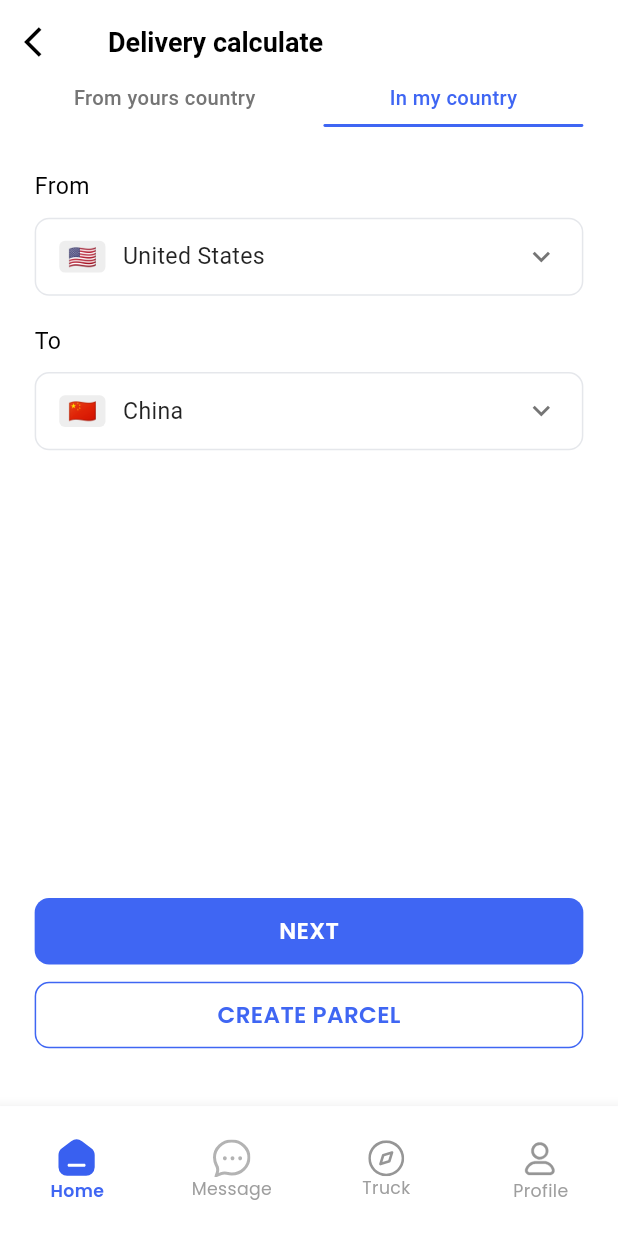
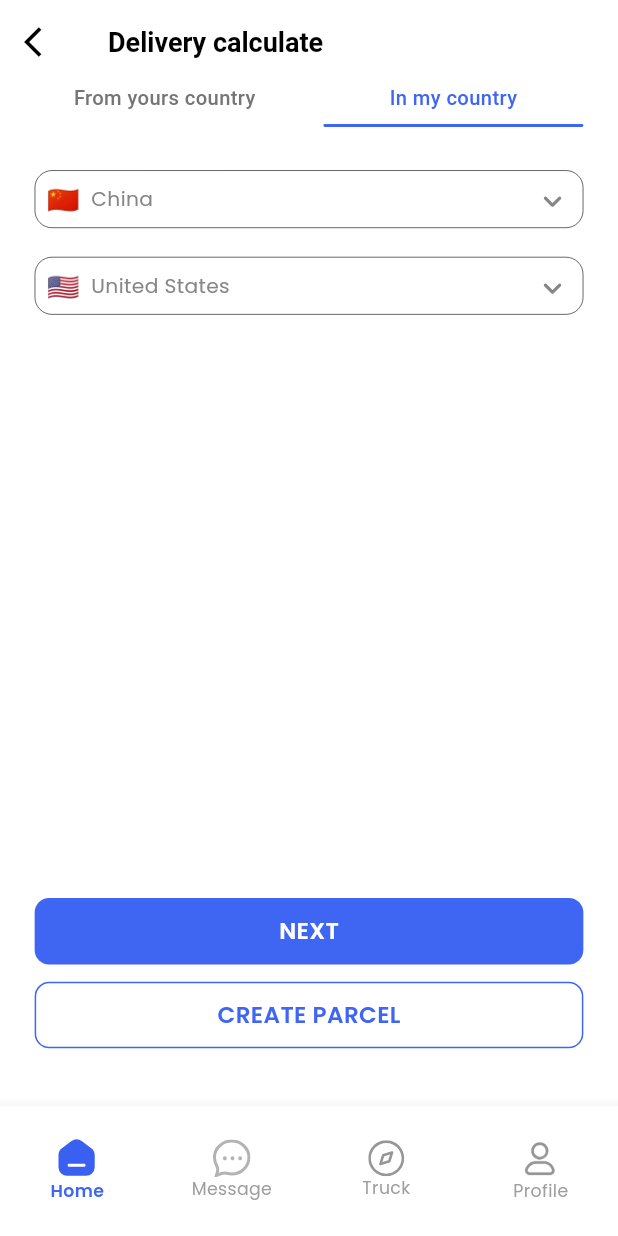
Before and after one commit to jasurbabajanow/yuu-sell-logistic, a Flutter app: the DeliveryCalculatePage screen opened by its route, after a tap on "🇨🇳", on a phone screen of 412 x 824 dp. Run offline on Flutter 3.47's test engine with Material 3 defaults, Android fonts, the phone set to English and light mode, and no system bars; our stand-ins replace country_picker, flutter_svg, go_router, google_fonts, intl_phone_number_input, pinput and 2 more; missing offline and left inert: mobile_scanner.

Commit message:
fixed bugs

```diff
--- a/lib/presentation/screens/calculate/delivery_calculate_page.dart
+++ b/lib/presentation/screens/calculate/delivery_calculate_page.dart
@@ -1,3 +1,4 @@
+import 'package:country_picker/country_picker.dart';
 import 'package:flutter/material.dart';
 import 'package:go_router/go_router.dart';
 import 'package:yuu_sell/core/constants/app_sizes.dart';
@@ -6,6 +7,7 @@ import 'package:yuu_sell/core/theme/app_colors.dart';
 import 'package:yuu_sell/presentation/screens/calculate/components/custom_dropdown.dart';
 import 'package:yuu_sell/presentation/screens/create_parcel/create_parcel_main_page.dart';
 import 'package:yuu_sell/presentation/widgets/custom_button.dart';
+import 'package:yuu_sell/presentation/widgets/custom_country_picker.dart';
 
 class DeliveryCalculatePage extends StatefulWidget {
   const DeliveryCalculatePage({super.key});
@@ -16,6 +18,31 @@ class DeliveryCalculatePage extends StatefulWidget {
 
 class _DeliveryCalculatePageState extends State<DeliveryCalculatePage> {
   int selectedTabIndex = 1; // 0 = From yours country, 1 = In my country
+
+  Country selected1 = Country(
+    phoneCode: "2",
+    countryCode: "CN",
+    e164Sc: 1,
+    geographic: true,
+    level: 1,
+    name: "China",
+    example: "1234567890",
+    displayName: "China",
+    displayNameNoCountryCode: "China",
+    e164Key: "1",
+  );
+  Country selected2 = Country(
+    phoneCode: "1",
+    countryCode: "US",
+    e164Sc: 1,
+    geographic: true,
+    level: 1,
+    name: "United States",
+    example: "1234567890",
+    displayName: "United States",
+    displayNameNoCountryCode: "United States",
+    e164Key: "1",
+  );
 
   // Country/City selections
   String selectedFromCountry = 'United States';
@@ -69,24 +96,16 @@ class _DeliveryCalculatePageState extends State<DeliveryCalculatePage> {
                 children: [
                   if (selectedTabIndex == 1) ...[
                     // In my country - Country selection
-                    CustomDropdown(
-                      label: 'From',
-                      hint: selectedFromCountry,
-                      showFlag: true,
-                      flagEmoji: '🇺🇸',
-                      onTap: () {
-                        // TODO: Show country picker
-                      },
+                    CustomCountryPicker(
+                      flagEmoji: selected1.flagEmoji,
+                      countryName: selected1.name,
+                      onTap: () => _showCountryPicker1(context),
                     ),
                     SizedBox(height: 20 * ratio),
-                    CustomDropdown(
-                      label: 'To',
-                      hint: selectedToCountry,
-                      showFlag: true,
-                      flagEmoji: '🇨🇳',
-                      onTap: () {
-                        // TODO: Show country picker
-                      },
+                    CustomCountryPicker(
+                      flagEmoji: selected2.flagEmoji,
+                      countryName: selected2.name,
+                      onTap: () => _showCountryPicker2(context),
                     ),
                   ] else ...[
                     // From yours country - City selection
@@ -174,4 +193,74 @@ class _DeliveryCalculatePageState extends State<DeliveryCalculatePage> {
       ),
     );
   }
+
+  void _showCountryPicker1(BuildContext context) {
+    showCountryPicker(
+      favorite: ['TM', 'UZ', 'RU', 'CN'],
+      context: context,
+      countryListTheme: CountryListThemeData(
+        flagSize: 25,
+        backgroundColor: Colors.white,
+        textStyle: TextStyle(fontSize: 16, color: Colors.blueGrey),
+        bottomSheetHeight: 500, // Optional. Country list modal height
+        //Optional. Sets the border radius for the bottomsheet.
+        borderRadius: BorderRadius.only(
+          topLeft: Radius.circular(20.0),
+          topRight: Radius.circular(20.0),
+        ),
+        //Optional. Styles the search field.
+        inputDecoration: InputDecoration(
+          labelText: 'Search',
+          hintText: 'Start typing to search',
+          prefixIcon: const Icon(Icons.search),
+          border: OutlineInputBorder(
+            borderRadius: BorderRadius.circular(12),
+            borderSide: BorderSide(
+              color: const Color(0xFF8C98A8).withOpacity(0.2),
+            ),
+          ),
+        ),
+      ),
+      onSelect: (Country country) {
+        setState(() {
+          selected1 = country;
+        });
+      },
+    );
+  }
+
+  void _showCountryPicker2(BuildContext context) {
+    showCountryPicker(
+      favorite: ['TM', 'UZ', 'RU', 'CN'],
+      context: context,
+      countryListTheme: CountryListThemeData(
+        flagSize: 25,
+        backgroundColor: Colors.white,
+        textStyle: TextStyle(fontSize: 16, color: Colors.blueGrey),
+        bottomSheetHeight: 500, // Optional. Country list modal height
+        //Optional. Sets the border radius for the bottomsheet.
+        borderRadius: BorderRadius.only(
+          topLeft: Radius.circular(20.0),
+          topRight: Radius.circular(20.0),
+        ),
+        //Optional. Styles the search field.
+        inputDecoration: InputDecoration(
+          labelText: 'Search',
+          hintText: 'Start typing to search',
+          prefixIcon: const Icon(Icons.search),
+          border: OutlineInputBorder(
+            borderRadius: BorderRadius.circular(12),
+            borderSide: BorderSide(
+              color: const Color(0xFF8C98A8).withOpacity(0.2),
+            ),
+          ),
+        ),
+      ),
+      onSelect: (Country country) {
+        setState(() {
+          selected2 = country;
+        });
+      },
+    );
+  }
 }
```
Also changed, not shown: lib/presentation/widgets/yuu_sell_payment.dart (+61 -2 lines).
